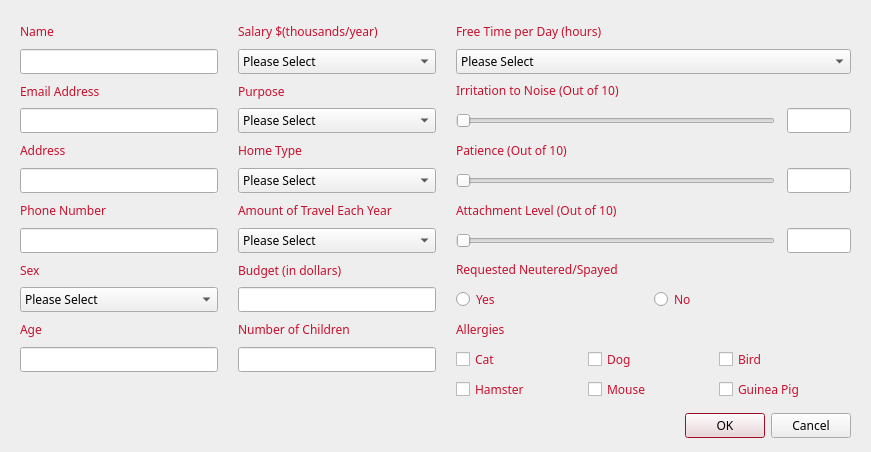
Qt form cuACS/addclient.ui (cameronhawtin/Animal-Farm-cuACS) before a commit.
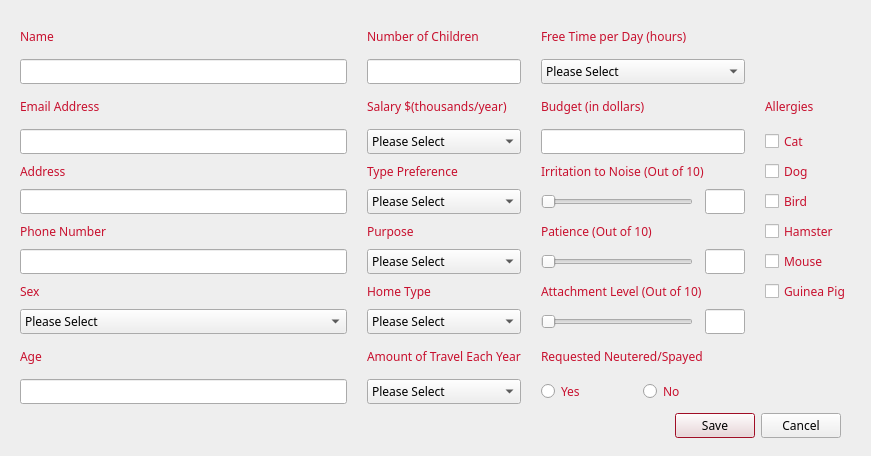
The same form after that commit.

```diff
--- a/cuACS/addclient.ui
+++ b/cuACS/addclient.ui
@@ -7,7 +7,7 @@
     <x>0</x>
     <y>0</y>
     <width>871</width>
-    <height>452</height>
+    <height>456</height>
    </rect>
   </property>
   <property name="palette">
@@ -166,7 +166,7 @@
   <widget class="QDialogButtonBox" name="buttonBox">
    <property name="geometry">
     <rect>
-     <x>510</x>
+     <x>500</x>
      <y>410</y>
      <width>341</width>
      <height>32</height>
@@ -181,7 +181,7 @@
     <enum>Qt::Horizontal</enum>
    </property>
    <property name="standardButtons">
-    <set>QDialogButtonBox::Cancel|QDialogButtonBox::Ok</set>
+    <set>QDialogButtonBox::Cancel|QDialogButtonBox::Save</set>
    </property>
   </widget>
   <widget class="QWidget" name="gridLayoutWidget">
@@ -190,15 +190,15 @@
      <x>20</x>
      <y>20</y>
      <width>831</width>
-     <height>381</height>
+     <height>384</height>
     </rect>
    </property>
-   <layout class="QGridLayout" name="gridLayout" columnstretch="1,1,2">
+   <layout class="QGridLayout" name="gridLayout" columnstretch="1,0,0,0">
     <property name="horizontalSpacing">
      <number>20</number>
     </property>
-    <item row="1" column="1">
-     <widget class="QComboBox" name="salaryComboBox">
+    <item row="5" column="1">
+     <widget class="QComboBox" name="typePreferenceComboBox">
       <property name="enabled">
        <bool>true</bool>
       </property>
@@ -244,36 +244,13 @@
       </item>
      </widget>
     </item>
-    <item row="2" column="0">
-     <widget class="QLabel" name="emailLabel">
-      <property name="enabled">
-       <bool>true</bool>
-      </property>
-      <property name="text">
-       <string>Email Address</string>
-      </property>
-     </widget>
-    </item>
-    <item row="6" column="1">
-     <widget class="QLabel" name="travelLabel">
-      <property name="enabled">
-       <bool>true</bool>
-      </property>
-      <property name="text">
-       <string>&lt;html&gt;&lt;head/&gt;&lt;body&gt;&lt;p&gt;Amount of Travel Each Year&lt;/p&gt;&lt;/body&gt;&lt;/html&gt;</string>
-      </property>
-     </widget>
-    </item>
-    <item row="7" column="0">
-     <widget class="QLineEdit" name="phoneLineEdit"/>
-    </item>
-    <item row="7" column="2">
-     <layout class="QHBoxLayout" name="horizontalLayout_9" stretch="10,2">
+    <item row="5" column="2">
+     <layout class="QHBoxLayout" name="horizontalLayout_7" stretch="10,2">
       <property name="spacing">
        <number>12</number>
       </property>
       <item>
-       <widget class="QSlider" name="attachmentSlider">
+       <widget class="QSlider" name="irritationSlider">
         <property name="maximum">
          <number>10</number>
         </property>
@@ -286,7 +263,7 @@
        </widget>
       </item>
       <item>
-       <widget class="QLineEdit" name="attachmentLineEdit">
+       <widget class="QLineEdit" name="irritationLineEdit">
         <property name="enabled">
          <bool>false</bool>
         </property>
@@ -297,6 +274,16 @@
       </item>
      </layout>
     </item>
+    <item row="2" column="2">
+     <widget class="QLabel" name="budgetLabel">
+      <property name="enabled">
+       <bool>true</bool>
+      </property>
+      <property name="text">
+       <string>Budget (in dollars)</string>
+      </property>
+     </widget>
+    </item>
     <item row="1" column="2">
      <widget class="QComboBox" name="freeTimeComboBox">
       <property name="enabled">
@@ -329,33 +316,7 @@
       </item>
      </widget>
     </item>
-    <item row="5" column="0">
-     <widget class="QLineEdit" name="addressLineEdit"/>
-    </item>
-    <item row="10" column="0">
-     <widget class="QLabel" name="ageLabel">
-      <property name="enabled">
-       <bool>true</bool>
-      </property>
-      <property name="text">
-       <string>Age</string>
-      </property>
-     </widget>
-    </item>
-    <item row="3" column="0">
-     <widget class="QLineEdit" name="emailLineEdit"/>
-    </item>
-    <item row="0" column="0">
-     <widget class="QLabel" name="nameLabel">
-      <property name="enabled">
-       <bool>true</bool>
-      </property>
-      <property name="text">
-       <string>Name</string>
-      </property>
-     </widget>
-    </item>
-    <item row="2" column="2">
+    <item row="4" column="2">
      <widget class="QLabel" name="irritationLabel">
       <property name="enabled">
        <bool>true</bool>
@@ -365,7 +326,61 @@
       </property>
      </widget>
     </item>
+    <item row="8" column="3">
+     <widget class="QCheckBox" name="guineapigAllergyCheckBox">
+      <property name="text">
+       <string>Guinea Pig</string>
+      </property>
+     </widget>
+    </item>
+    <item row="8" column="1">
+     <widget class="QLabel" name="homeTypeLabel">
+      <property name="enabled">
+       <bool>true</bool>
+      </property>
+      <property name="text">
+       <string>Home Type</string>
+      </property>
+     </widget>
+    </item>
     <item row="9" column="2">
+     <layout class="QHBoxLayout" name="horizontalLayout_9" stretch="10,2">
+      <property name="spacing">
+       <number>12</number>
+      </property>
+      <item>
+       <widget class="QSlider" name="attachmentSlider">
+        <property name="maximum">
+         <number>10</number>
+        </property>
+        <property name="pageStep">
+         <number>2</number>
+        </property>
+        <property name="orientation">
+         <enum>Qt::Horizontal</enum>
+        </property>
+       </widget>
+      </item>
+      <item>
+       <widget class="QLineEdit" name="attachmentLineEdit">
+        <property name="enabled">
+         <bool>false</bool>
+        </property>
+        <property name="alignment">
+         <set>Qt::AlignCenter</set>
+        </property>
+       </widget>
+      </item>
+     </layout>
+    </item>
+    <item row="6" column="3">
+     <widget class="QCheckBox" name="hamsterAllergyCheckBox">
+      <property name="text">
+       <string>Hamster</string>
+      </property>
+     </widget>
+    </item>
+    <item row="11" column="2">
      <layout class="QHBoxLayout" name="horizontalLayout_3">
       <item>
        <widget class="QRadioButton" name="isNeuteredRadioButtonYES">
@@ -383,13 +398,33 @@
       </item>
      </layout>
     </item>
-    <item row="8" column="2">
-     <widget class="QLabel" name="requireLabel">
+    <item row="0" column="2">
+     <widget class="QLabel" name="freeTimeLabel">
       <property name="enabled">
        <bool>true</bool>
       </property>
       <property name="text">
-       <string>&lt;html&gt;&lt;head/&gt;&lt;body&gt;&lt;p&gt;Requested Neutered/Spayed&lt;/p&gt;&lt;/body&gt;&lt;/html&gt;</string>
+       <string>Free Time per Day (hours)</string>
+      </property>
+     </widget>
+    </item>
+    <item row="10" column="1">
+     <widget class="QLabel" name="travelLabel">
+      <property name="enabled">
+       <bool>true</bool>
+      </property>
+      <property name="text">
+       <string>&lt;html&gt;&lt;head/&gt;&lt;body&gt;&lt;p&gt;Amount of Travel Each Year&lt;/p&gt;&lt;/body&gt;&lt;/html&gt;</string>
+      </property>
+     </widget>
+    </item>
+    <item row="6" column="2">
+     <widget class="QLabel" name="labelPatience">
+      <property name="enabled">
+       <bool>true</bool>
+      </property>
+      <property name="text">
+       <string>Patience (Out of 10)</string>
       </property>
      </widget>
     </item>
@@ -403,36 +438,24 @@
       </property>
      </widget>
     </item>
-    <item row="12" column="2">
-     <layout class="QVBoxLayout" name="verticalLayout_5">
-      <item>
-       <layout class="QHBoxLayout" name="horizontalLayout_2">
-        <item>
-         <widget class="QCheckBox" name="hamsterAllergyCheckBox">
-          <property name="text">
-           <string>Hamster</string>
-          </property>
-         </widget>
-        </item>
-        <item>
-         <widget class="QCheckBox" name="mouseAllergyCheckBox">
-          <property name="text">
-           <string>Mouse</string>
-          </property>
-         </widget>
-        </item>
-        <item>
-         <widget class="QCheckBox" name="guineapigAllergyCheckBox">
-          <property name="text">
-           <string>Guinea Pig</string>
-          </property>
-         </widget>
-        </item>
-       </layout>
-      </item>
-     </layout>
+    <item row="4" column="1">
+     <widget class="QLabel" name="typePreferenceLabel">
+      <property name="enabled">
+       <bool>true</bool>
+      </property>
+      <property name="text">
+       <string>Type Preference</string>
+      </property>
+     </widget>
     </item>
-    <item row="5" column="1">
+    <item row="4" column="3">
+     <widget class="QCheckBox" name="dogAllergyCheckBox">
+      <property name="text">
+       <string>Dog</string>
+      </property>
+     </widget>
+    </item>
+    <item row="9" column="1">
      <widget class="QComboBox" name="homeTypeComboBox">
       <property name="enabled">
        <bool>true</bool>
@@ -474,14 +497,67 @@
       </item>
      </widget>
     </item>
-    <item row="1" column="0">
-     <widget class="QLineEdit" name="nameLineEdit">
+    <item row="10" column="2">
+     <widget class="QLabel" name="requireLabel">
       <property name="enabled">
        <bool>true</bool>
       </property>
+      <property name="text">
+       <string>&lt;html&gt;&lt;head/&gt;&lt;body&gt;&lt;p&gt;Requested Neutered/Spayed&lt;/p&gt;&lt;/body&gt;&lt;/html&gt;</string>
+      </property>
      </widget>
     </item>
-    <item row="0" column="1">
+    <item row="3" column="0">
+     <widget class="QLineEdit" name="emailLineEdit"/>
+    </item>
+    <item row="3" column="1">
+     <widget class="QComboBox" name="salaryComboBox">
+      <property name="enabled">
+       <bool>true</bool>
+      </property>
+      <item>
+       <property name="text">
+        <string>Please Select</string>
+       </property>
+      </item>
+      <item>
+       <property name="text">
+        <string>0 - 30</string>
+       </property>
+      </item>
+      <item>
+       <property name="text">
+        <string>30 - 50</string>
+       </property>
+      </item>
+      <item>
+       <property name="text">
+        <string>50 - 70</string>
+       </property>
+      </item>
+      <item>
+       <property name="text">
+        <string>70 - 90</string>
+       </property>
+      </item>
+      <item>
+       <property name="text">
+        <string>90 - 110</string>
+       </property>
+      </item>
+      <item>
+       <property name="text">
+        <string>110 - 130</string>
+       </property>
+      </item>
+      <item>
+       <property name="text">
+        <string>130+</string>
+       </property>
+      </item>
+     </widget>
+    </item>
+    <item row="2" column="1">
      <widget class="QLabel" name="salaryLabel">
       <property name="enabled">
        <bool>true</bool>
@@ -491,6 +567,44 @@
       </property>
      </widget>
     </item>
+    <item row="3" column="3">
+     <widget class="QCheckBox" name="catAllergyCheckBox">
+      <property name="text">
+       <string>Cat</string>
+      </property>
+     </widget>
+    </item>
+    <item row="7" column="3">
+     <widget class="QCheckBox" name="mouseAllergyCheckBox">
+      <property name="text">
+       <string>Mouse</string>
+      </property>
+     </widget>
+    </item>
+    <item row="10" column="0">
+     <widget class="QLabel" name="ageLabel">
+      <property name="enabled">
+       <bool>true</bool>
+      </property>
+      <property name="text">
+       <string>Age</string>
+      </property>
+     </widget>
+    </item>
+    <item row="1" column="0">
+     <widget class="QLineEdit" name="nameLineEdit">
+      <property name="enabled">
+       <bool>true</bool>
+      </property>
+     </widget>
+    </item>
+    <item row="11" column="0">
+     <widget class="QLineEdit" name="ageLineEdit">
+      <property name="enabled">
+       <bool>true</bool>
+      </property>
+     </widget>
+    </item>
     <item row="4" column="0">
      <widget class="QLabel" name="addressLabel">
       <property name="enabled">
@@ -501,49 +615,60 @@
       </property>
      </widget>
     </item>
+    <item row="5" column="3">
+     <widget class="QCheckBox" name="birdAllergyCheckBox">
+      <property name="text">
+       <string>Bird</string>
+      </property>
+     </widget>
+    </item>
+    <item row="7" column="2">
+     <layout class="QHBoxLayout" name="horizontalLayout_8" stretch="10,2">
+      <property name="spacing">
+       <number>12</number>
+      </property>
+      <item>
+       <widget class="QSlider" name="patienceSlider">
+        <property name="maximum">
+         <number>10</number>
+        </property>
+        <property name="pageStep">
+         <number>2</number>
+        </property>
+        <property name="orientation">
+         <enum>Qt::Horizontal</enum>
+        </property>
+       </widget>
+      </item>
+      <item>
+       <widget class="QLineEdit" name="patienceLineEdit">
+        <property name="enabled">
+         <bool>false</bool>
+        </property>
+        <property name="alignment">
+         <set>Qt::AlignCenter</set>
+        </property>
+       </widget>
+      </item>
+     </layout>
+    </item>
+    <item row="6" column="1">
+     <widget class="QLabel" name="purposeLabel">
+      <property name="enabled">
+       <bool>true</bool>
+      </property>
+      <property name="text">
+       <string>Purpose</string>
+      </property>
+     </widget>
+    </item>
+    <item row="5" column="0">
+     <widget class="QLineEdit" name="addressLineEdit"/>
+    </item>
+    <item row="7" column="0">
+     <widget class="QLineEdit" name="phoneLineEdit"/>
+    </item>
     <item row="7" column="1">
-     <widget class="QComboBox" name="travelComboBox">
-      <property name="enabled">
-       <bool>true</bool>
-      </property>
-      <item>
-       <property name="text">
-        <string>Please Select</string>
-       </property>
-      </item>
-      <item>
-       <property name="text">
-        <string>No Travel</string>
-       </property>
-      </item>
-      <item>
-       <property name="text">
-        <string>1 - 2 Weeks</string>
-       </property>
-      </item>
-      <item>
-       <property name="text">
-        <string>3 - 4 Weeks</string>
-       </property>
-      </item>
-      <item>
-       <property name="text">
-        <string>2 - 3 Months</string>
-       </property>
-      </item>
-      <item>
-       <property name="text">
-        <string>4 - 6 months</string>
-       </property>
-      </item>
-      <item>
-       <property name="text">
-        <string>Constant Travel</string>
-       </property>
-      </item>
-     </widget>
-    </item>
-    <item row="3" column="1">
      <widget class="QComboBox" name="purposeComboBox">
       <property name="enabled">
        <bool>true</bool>
@@ -585,6 +710,85 @@
       </item>
      </widget>
     </item>
+    <item row="2" column="0">
+     <widget class="QLabel" name="emailLabel">
+      <property name="enabled">
+       <bool>true</bool>
+      </property>
+      <property name="text">
+       <string>Email Address</string>
+      </property>
+     </widget>
+    </item>
+    <item row="0" column="0">
+     <widget class="QLabel" name="nameLabel">
+      <property name="enabled">
+       <bool>true</bool>
+      </property>
+      <property name="text">
+       <string>Name</string>
+      </property>
+     </widget>
+    </item>
+    <item row="11" column="1">
+     <widget class="QComboBox" name="travelComboBox">
+      <property name="enabled">
+       <bool>true</bool>
+      </property>
+      <item>
+       <property name="text">
+        <string>Please Select</string>
+       </property>
+      </item>
+      <item>
+       <property name="text">
+        <string>No Travel</string>
+       </property>
+      </item>
+      <item>
+       <property name="text">
+        <string>1 - 2 Weeks</string>
+       </property>
+      </item>
+      <item>
+       <property name="text">
+        <string>3 - 4 Weeks</string>
+       </property>
+      </item>
+      <item>
+       <property name="text">
+        <string>2 - 3 Months</string>
+       </property>
+      </item>
+      <item>
+       <property name="text">
+        <string>4 - 6 months</string>
+       </property>
+      </item>
+      <item>
+       <property name="text">
+        <string>Constant Travel</string>
+       </property>
+      </item>
+     </widget>
+    </item>
+    <item row="2" column="3">
+     <widget class="QLabel" name="allergicLabel">
+      <property name="enabled">
+       <bool>true</bool>
+      </property>
+      <property name="text">
+       <string>Allergies</string>
+      </property>
+     </widget>
+    </item>
+    <item row="3" column="2">
+     <widget class="QLineEdit" name="budgetLineEdit">
+      <property name="enabled">
+       <bool>true</bool>
+      </property>
+     </widget>
+    </item>
     <item row="8" column="0">
      <widget class="QLabel" name="sexLabel">
       <property name="enabled">
@@ -617,77 +821,7 @@
       </item>
      </widget>
     </item>
-    <item row="2" column="1">
-     <widget class="QLabel" name="purposeLabel">
-      <property name="enabled">
-       <bool>true</bool>
-      </property>
-      <property name="text">
-       <string>Purpose</string>
-      </property>
-     </widget>
-    </item>
-    <item row="5" column="2">
-     <layout class="QHBoxLayout" name="horizontalLayout_8" stretch="10,2">
-      <property name="spacing">
-       <number>12</number>
-      </property>
-      <item>
-       <widget class="QSlider" name="patienceSlider">
-        <property name="maximum">
-         <number>10</number>
-        </property>
-        <property name="pageStep">
-         <number>2</number>
-        </property>
-        <property name="orientation">
-         <enum>Qt::Horizontal</enum>
-        </property>
-       </widget>
-      </item>
-      <item>
-       <widget class="QLineEdit" name="patienceLineEdit">
-        <property name="enabled">
-         <bool>false</bool>
-        </property>
-        <property name="alignment">
-         <set>Qt::AlignCenter</set>
-        </property>
-       </widget>
-      </item>
-     </layout>
-    </item>
-    <item row="4" column="1">
-     <widget class="QLabel" name="homeTypeLabel">
-      <property name="enabled">
-       <bool>true</bool>
-      </property>
-      <property name="text">
-       <string>Home Type</string>
-      </property>
-     </widget>
-    </item>
-    <item row="4" column="2">
-     <widget class="QLabel" name="labelPatience">
-      <property name="enabled">
-       <bool>true</bool>
-      </property>
-      <property name="text">
-       <string>Patience (Out of 10)</string>
-      </property>
-     </widget>
-    </item>
-    <item row="10" column="2">
-     <widget class="QLabel" name="allergicLabel">
-      <property name="enabled">
-       <bool>true</bool>
-      </property>
-      <property name="text">
-       <string>Allergies</string>
-      </property>
-     </widget>
-    </item>
-    <item row="6" column="2">
+    <item row="8" column="2">
      <widget class="QLabel" name="attachmentLabel">
       <property name="enabled">
        <bool>true</bool>
@@ -697,86 +831,7 @@
       </property>
      </widget>
     </item>
-    <item row="3" column="2">
-     <layout class="QHBoxLayout" name="horizontalLayout_7" stretch="10,2">
-      <property name="spacing">
-       <number>12</number>
-      </property>
-      <item>
-       <widget class="QSlider" name="irritationSlider">
-        <property name="maximum">
-         <number>10</number>
-        </property>
-        <property name="pageStep">
-         <number>2</number>
-        </property>
-        <property name="orientation">
-         <enum>Qt::Horizontal</enum>
-        </property>
-       </widget>
-      </item>
-      <item>
-       <widget class="QLineEdit" name="irritationLineEdit">
-        <property name="enabled">
-         <bool>false</bool>
-        </property>
-        <property name="alignment">
-         <set>Qt::AlignCenter</set>
-        </property>
-       </widget>
-      </item>
-     </layout>
-    </item>
-    <item row="0" column="2">
-     <widget class="QLabel" name="freeTimeLabel">
-      <property name="enabled">
-       <bool>true</bool>
-      </property>
-      <property name="text">
-       <string>Free Time per Day (hours)</string>
-      </property>
-     </widget>
-    </item>
-    <item row="11" column="0">
-     <widget class="QLineEdit" name="ageLineEdit">
-      <property name="enabled">
-       <bool>true</bool>
-      </property>
-     </widget>
-    </item>
-    <item row="11" column="2">
-     <layout class="QHBoxLayout" name="horizontalLayout">
-      <item>
-       <widget class="QCheckBox" name="catAllergyCheckBox">
-        <property name="text">
-         <string>Cat</string>
-        </property>
-       </widget>
-      </item>
-      <item>
-       <widget class="QCheckBox" name="dogAllergyCheckBox">
-        <property name="text">
-         <string>Dog</string>
-        </property>
-       </widget>
-      </item>
-      <item>
-       <widget class="QCheckBox" name="birdAllergyCheckBox">
-        <property name="text">
-         <string>Bird</string>
-        </property>
-       </widget>
-      </item>
-     </layout>
-    </item>
-    <item row="11" column="1">
-     <widget class="QLineEdit" name="childrenLineEdit">
-      <property name="enabled">
-       <bool>true</bool>
-      </property>
-     </widget>
-    </item>
-    <item row="10" column="1">
+    <item row="0" column="1">
      <widget class="QLabel" name="childrenLabel">
       <property name="enabled">
        <bool>true</bool>
@@ -786,18 +841,8 @@
       </property>
      </widget>
     </item>
-    <item row="8" column="1">
-     <widget class="QLabel" name="budgetLabel">
-      <property name="enabled">
-       <bool>true</bool>
-      </property>
-      <property name="text">
-       <string>Budget (in dollars)</string>
-      </property>
-     </widget>
-    </item>
-    <item row="9" column="1">
-     <widget class="QLineEdit" name="budgetLineEdit">
+    <item row="1" column="1">
+     <widget class="QLineEdit" name="childrenLineEdit">
       <property name="enabled">
        <bool>true</bool>
       </property>
```
Left out of the diff: 25 changed lines with no effect on the pictures.
